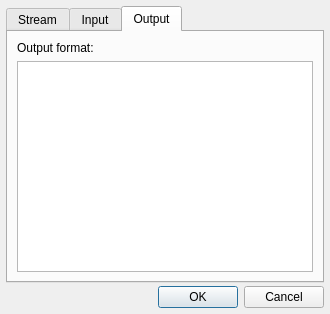
Before: the Qt Designer form Test-MAME-YM2608/setupdialog.ui in rerrahkr/YM2608-Tone-Editor, drawn with Qt 5.
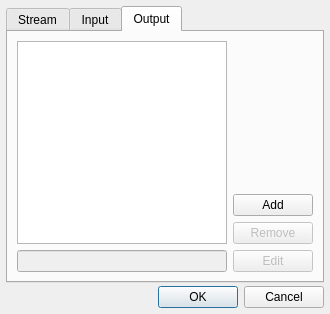
After: the same form once the commit is applied. The open tabs and pages were chosen to show the change.

Commit message:
Use std::map to store input formats
Change C++ standard to C++17

```diff
--- a/Test-MAME-YM2608/setupdialog.ui
+++ b/Test-MAME-YM2608/setupdialog.ui
@@ -183,13 +183,53 @@
        <string>Output</string>
       </attribute>
       <layout class="QGridLayout" name="gridLayout_2">
-       <item row="1" column="0">
-        <widget class="QPlainTextEdit" name="outFormatPlainTextEdit"/>
+       <item row="0" column="0" rowspan="3">
+        <widget class="QListWidget" name="outEnvelopeSetListWidget"/>
        </item>
-       <item row="0" column="0">
-        <widget class="QLabel" name="label_2">
+       <item row="0" column="1">
+        <spacer name="verticalSpacer_2">
+         <property name="orientation">
+          <enum>Qt::Vertical</enum>
+         </property>
+         <property name="sizeHint" stdset="0">
+          <size>
+           <width>20</width>
+           <height>143</height>
+          </size>
+         </property>
+        </spacer>
+       </item>
+       <item row="1" column="1">
+        <widget class="QPushButton" name="addOutEnvelopeSetPushButton">
          <property name="text">
-          <string>Output format:</string>
+          <string>Add</string>
+         </property>
+        </widget>
+       </item>
+       <item row="2" column="1">
+        <widget class="QPushButton" name="removeOutEnvelopeSetpushButton">
+         <property name="enabled">
+          <bool>false</bool>
+         </property>
+         <property name="text">
+          <string>Remove</string>
+         </property>
+        </widget>
+       </item>
+       <item row="3" column="0">
+        <widget class="QLineEdit" name="outEnvelopeSetNameLineEdit">
+         <property name="enabled">
+          <bool>false</bool>
+         </property>
+        </widget>
+       </item>
+       <item row="3" column="1">
+        <widget class="QPushButton" name="editOutEnvelopeSetPushButton">
+         <property name="enabled">
+          <bool>false</bool>
+         </property>
+         <property name="text">
+          <string>Edit</string>
          </property>
         </widget>
        </item>
```
Left out of the diff: 35 changed lines with no effect on the pictures. The commit also changes 12 other files.
